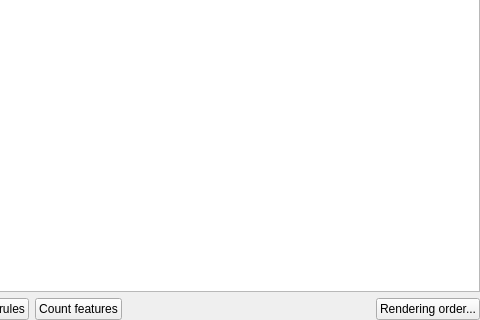
Above: src/ui/qgsrulebasedrendererv2widget.ui from qgis/QGIS before the change; both pictures show x 229 to 709 and y 81 to 401 of the 709 by 401 pixel window. Below: the same form after it.
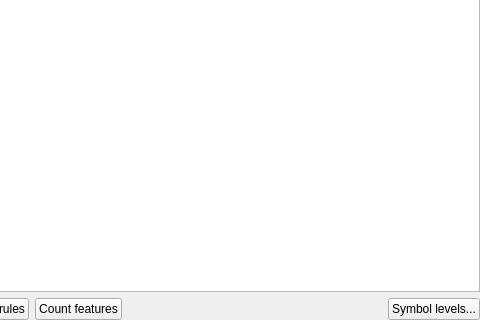
That is the form after the change. Icons and pictures are not drawn.

Commit message: UI consistency "Rendering order..." to "Symbol levels..."

```diff
--- a/src/ui/qgsrulebasedrendererv2widget.ui
+++ b/src/ui/qgsrulebasedrendererv2widget.ui
@@ -134,7 +134,7 @@
      <item>
       <widget class="QPushButton" name="btnRenderingOrder">
        <property name="text">
-        <string>Rendering order...</string>
+        <string>Symbol levels...</string>
        </property>
       </widget>
      </item>
```
Left out of the diff: 11 changed lines with no effect on the pictures.
